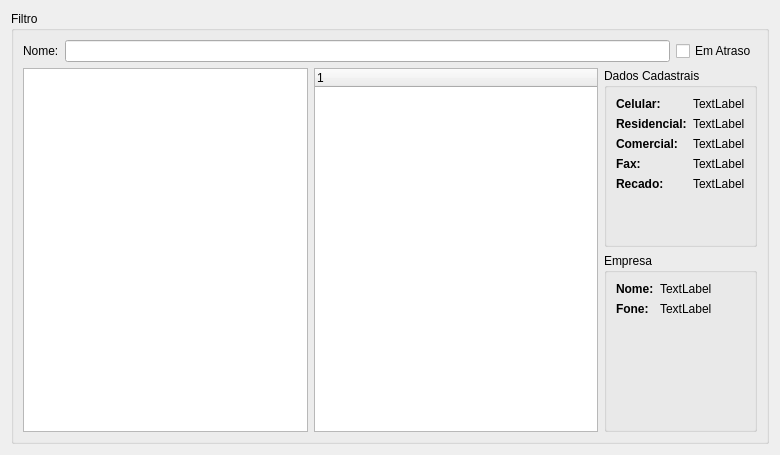
First picture: the form in clientelist.ui, repository alexandrepossebom/qsc, before the edit.
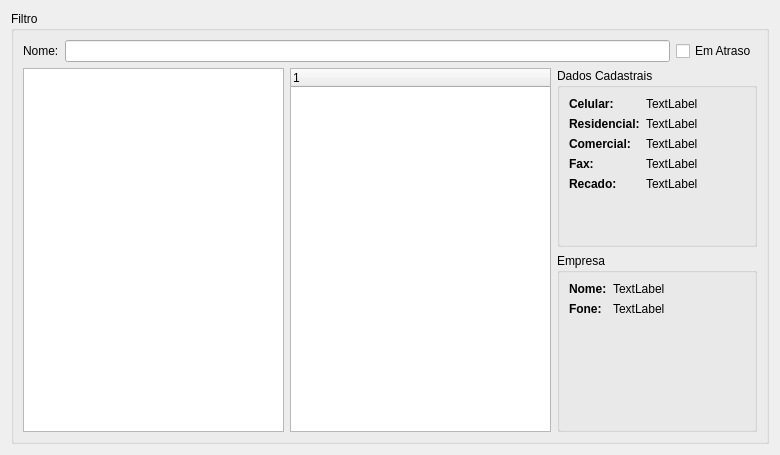
Second picture: the form after the edit.

What changed in the file:
```diff
--- a/clientelist.ui
+++ b/clientelist.ui
@@ -44,10 +44,23 @@
       <item>
        <layout class="QHBoxLayout" name="horizontalLayout">
         <item>
-         <widget class="QListWidget" name="listWidget"/>
+         <widget class="QListWidget" name="listWidget">
+          <property name="minimumSize">
+           <size>
+            <width>200</width>
+            <height>0</height>
+           </size>
+          </property>
+         </widget>
         </item>
         <item>
          <widget class="QTreeWidget" name="treeWidget">
+          <property name="minimumSize">
+           <size>
+            <width>250</width>
+            <height>0</height>
+           </size>
+          </property>
           <column>
            <property name="text">
             <string notr="true">1</string>
@@ -59,6 +72,12 @@
          <layout class="QVBoxLayout" name="verticalLayout">
           <item>
            <widget class="QGroupBox" name="groupBox_2">
+            <property name="minimumSize">
+             <size>
+              <width>200</width>
+              <height>0</height>
+             </size>
+            </property>
             <property name="title">
              <string>Dados Cadastrais</string>
             </property>
```
